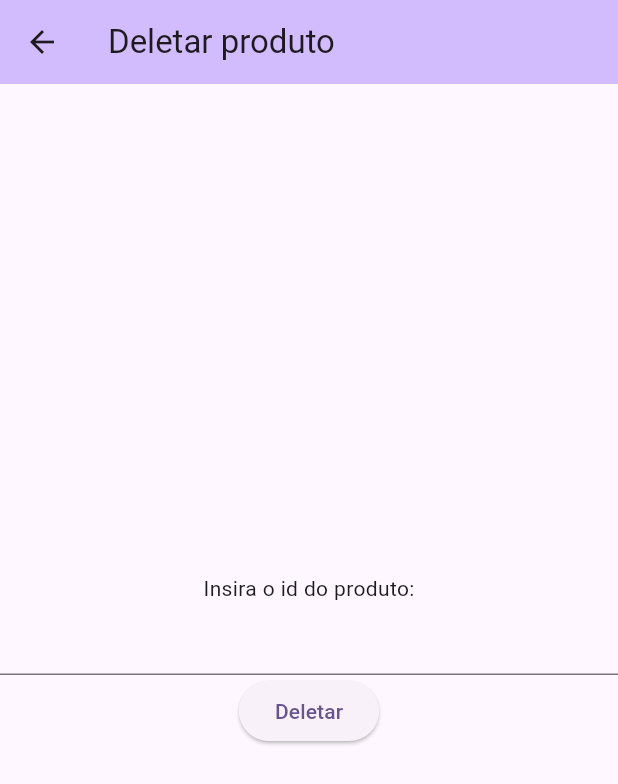
After one commit to santos243/teste_app_api, a Flutter app: the screen it shows after launch, after a tap on "Deletar produtos", on a phone screen of 412 x 824 dp. The commit adds this screen. Shown: the top 784 px of the screen. Run offline on Flutter 3.47's test engine with Material 3 defaults, Android fonts, the phone set to English and light mode, and no system bars.

Commit message:
Função delete para produtos implementada

```diff
--- a/lib/core/http/application/my_http.dart
+++ b/lib/core/http/application/my_http.dart
@@ -50,6 +50,11 @@ class MyHttpService<T extends IModel> {
     }
   }
 
+  // Future<void> delete({required String entity}) async {
+  //   // final body = model.toMap();
+  //   final response = await http.delete(_getUri(entity: entity));
+  // }
+
   Uri _getUri({String? entity}) {
     if (entity == null) {
       return Uri.http(URL);
--- /dev/null
+++ b/lib/paginas/pagina_deletar_produto_page.dart
@@ -0,0 +1,61 @@
+import 'package:flutter/material.dart';
+import 'package:http/http.dart' as http;
+
+
+class PaginaDeletarProdutoPage extends StatefulWidget {
+  const PaginaDeletarProdutoPage({super.key});
+
+  @override
+  State<PaginaDeletarProdutoPage> createState() =>
+      _PaginaDeletarProdutoPageState();
+}
+
+class _PaginaDeletarProdutoPageState extends State<PaginaDeletarProdutoPage> {
+  var controllerId = TextEditingController();
+
+  @override
+  Widget build(BuildContext context) {
+    return Scaffold(
+      appBar: AppBar(
+        title: const Text("Deletar produto"),
+        backgroundColor: Theme.of(context).colorScheme.inversePrimary,
+      ),
+      body: Center(
+        child: Column(
+          crossAxisAlignment: CrossAxisAlignment.center,
+          mainAxisAlignment: MainAxisAlignment.center,
+          children: [
+            const Text("Insira o id do produto:"),
+            TextField(
+              controller: controllerId,
+            ),
+            ElevatedButton(
+              onPressed: () => funcaoDeletarProduto(),
+              child: const Text("Deletar"),
+            ),
+          ],
+        ),
+      ),
+    );
+  }
+
+// teste
+  void printarDadosDigitados() {
+    print(controllerId.text);
+  }
+
+  Future<void> funcaoDeletarProduto() async {
+    final uri = Uri.parse(
+        "http://192.168.0.236:8080/delete/produtos/${int.parse(controllerId.text)}");
+
+    await http.delete(uri);
+  }
+
+  // Future<void> funcaoDelete() async {
+  //   final myHttp = MyHttpService<Produto>();
+
+  //   final p = Produto(id_produto: int.parse(controllerId.text),categoria: "",nome: "",valor: 0);
+
+  //   await myHttp.delete(entity: 'produtos/${p.id_produto}');
+  // }
+}
--- a/lib/paginas/pagina_inicial_page.dart
+++ b/lib/paginas/pagina_inicial_page.dart
@@ -4,6 +4,7 @@ import 'package:flutter/material.dart';
 import 'package:teste_app_api/models/usuario.dart';
 import 'package:teste_app_api/paginas/pagina_cadastrar_produto_page.dart';
 import 'package:teste_app_api/paginas/pagina_cadastrar_user_page.dart';
+import 'package:teste_app_api/paginas/pagina_deletar_produto_page.dart';
 import 'package:teste_app_api/paginas/pagina_produtos_page.dart';
 import 'package:teste_app_api/paginas/pagina_usuarios_page.dart';
 
@@ -44,8 +45,13 @@ class _PaginaInicialPageState extends State<PaginaInicialPage> {
               child: const Text('Cadastrar novo usuarios'),
             ),
             ElevatedButton(
-                onPressed: irParaCadastroProduto,
-                child: const Text('Cadastrar novo produto')),
+              onPressed: irParaCadastroProduto,
+              child: const Text('Cadastrar novo produto'),
+            ),
+            ElevatedButton(
+              onPressed: irParaDeleteProdutos,
+              child: const Text("Deletar produtos"),
+            ),
           ],
         ),
       ),
@@ -76,12 +82,9 @@ class _PaginaInicialPageState extends State<PaginaInicialPage> {
         MaterialPageRoute(builder: (_) => const PaginaCadastrarProdutoPage()));
   }
 
-  // void funcaoMostrarProdutos() async {
-  //   var url = Uri.http('192.168.0.236:8080', 'produtos');
-  //   var response = await http.post(url, body: {'': 'doodle', 'color': 'blue'});
-  //   print('Response status: ${response.statusCode}');
-  //   print('Response body: ${response.body}');
+  void irParaDeleteProdutos() {
+    Navigator.push(context,
+        MaterialPageRoute(builder: (_) => const PaginaDeletarProdutoPage()));
+  }
 
-  //   print(await http.read(Uri.https('example.com', 'foobar.txt')));
-  // }
 }
--- a/lib/paginas/pagina_produtos_page.dart
+++ b/lib/paginas/pagina_produtos_page.dart
@@ -1,6 +1,7 @@
 // ignore_for_file: prefer_const_constructors
 
 import 'package:flutter/material.dart';
+import 'package:http/http.dart';
 import 'package:teste_app_api/core/http/application/my_http.dart';
 import 'package:teste_app_api/models/produto.dart';
 import 'package:teste_app_api/paginas/pagina_cadastrar_produto_page.dart';
```
